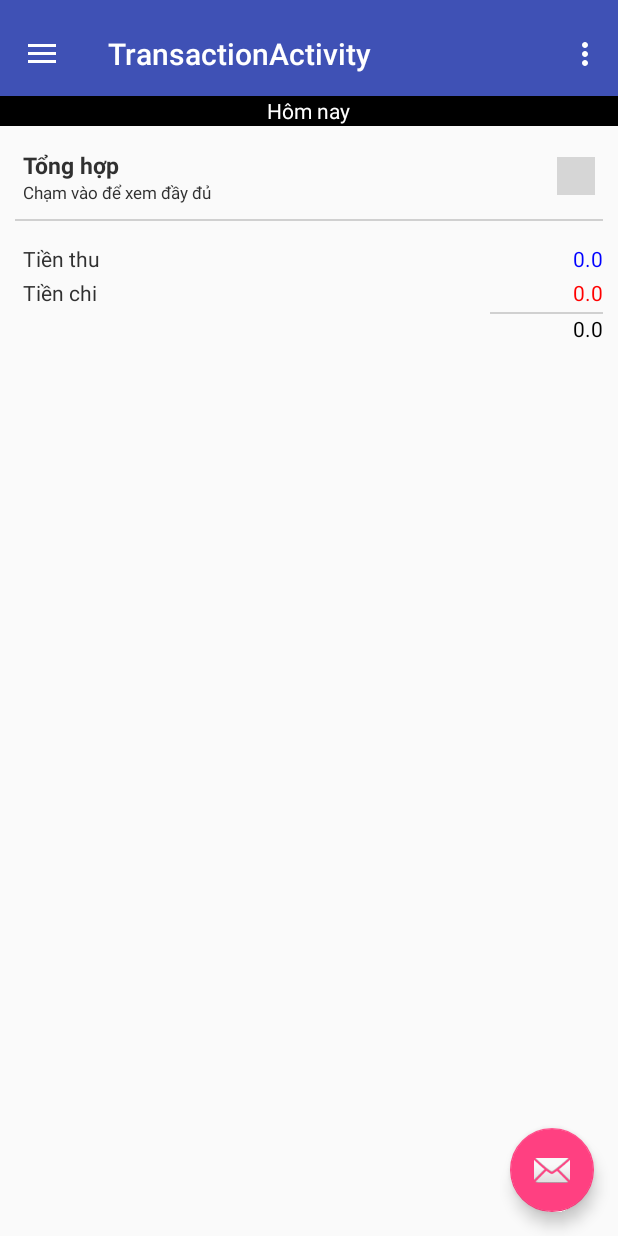
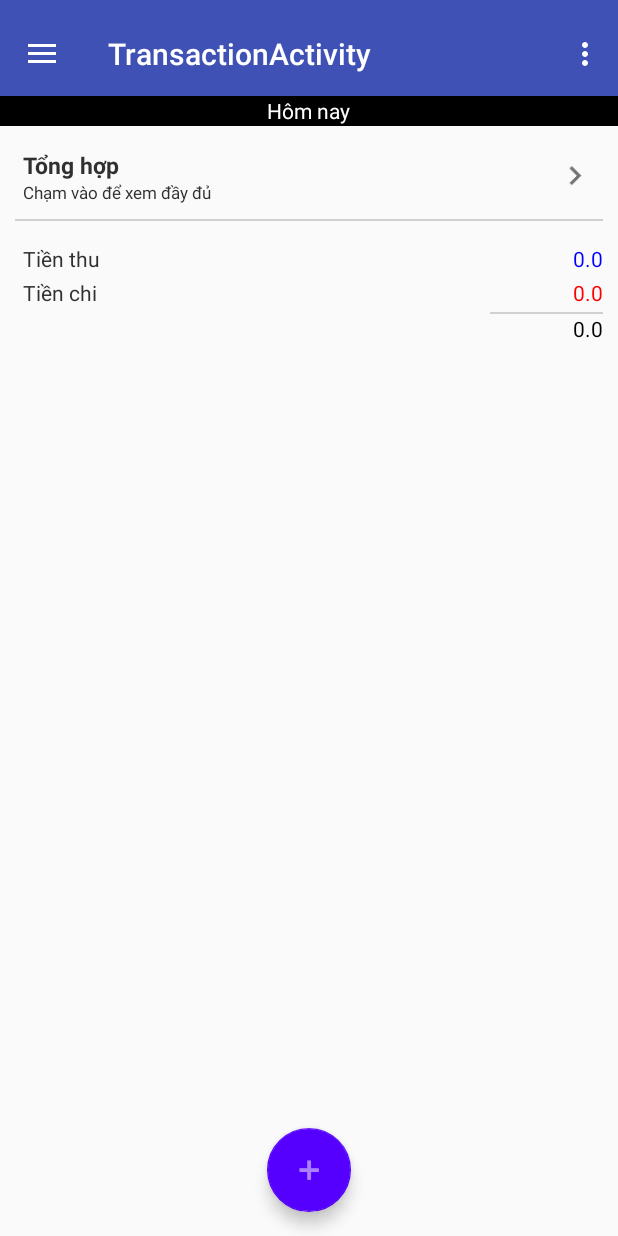
Before and after one commit to alanddev/manWal, an Android app: the screen it shows after launch (TransactionActivity), on a phone screen of 412 x 824 dp. Run offline under Robolectric (Android 15) with nearby library versions, the phone set to English and light mode, and no system bars; grey boxes are pictures that could not be loaded.

Commit message:
change all UI

```diff
--- a/app/src/main/java/com/alanddev/manwal/adapter/TransactionAdapter.java
+++ b/app/src/main/java/com/alanddev/manwal/adapter/TransactionAdapter.java
@@ -3,11 +3,9 @@ package com.alanddev.manwal.adapter;
 import java.util.Calendar;
 import java.util.Date;
 import java.util.List;
-import java.util.Locale;
 
 import com.alanddev.manwal.R;
 import com.alanddev.manwal.model.TransactionDay;
-import com.alanddev.manwal.model.Transactions;
 import com.alanddev.manwal.model.TransactionDetail;
 import com.alanddev.manwal.util.Constant;
 import com.alanddev.manwal.util.Utils;
@@ -15,8 +13,6 @@ import com.foound.widget.AmazingAdapter;
 
 
 import android.content.Context;
-import android.media.Image;
-import android.util.Log;
 import android.view.LayoutInflater;
 import android.view.View;
 import android.view.ViewGroup;
@@ -93,7 +89,7 @@ public class TransactionAdapter extends AmazingAdapter {
 	public View getAmazingView(int position, View convertView, ViewGroup parent) {
 		View res = convertView;
 		if (res == null){
-			res = inflate.inflate(R.layout.list_transaction, null);
+			res = inflate.inflate(R.layout.item_list_transaction, null);
 		}
 
 		TextView txttype = (TextView) res.findViewById(R.id.txttitle);
--- a/app/src/main/res/layout/fragment_category.xml
+++ b/app/src/main/res/layout/fragment_category.xml
@@ -12,9 +12,9 @@
         android:layout_width="match_parent"
         android:layout_height="wrap_content"
         android:id="@+id/lstcategory"
-        android:divider="#FFFFFF"
+        android:divider="@color/colorWhite"
         android:dividerHeight="5dp"
-        android:background="#FFFFFF">
+        android:background="@color/colorWhite">
     </ListView>
 
 
--- a/app/src/main/res/layout/list_transaction.xml
+++ b/app/src/main/res/layout/item_list_transaction.xml
@@ -49,8 +49,7 @@
             android:layout_alignParentRight="true"
             android:layout_centerVertical="true"
             android:layout_marginRight="15dp"
-            android:textSize="15sp"
-            android:textStyle="bold" />
+            android:textSize="14sp" />
     </RelativeLayout>
 
 </LinearLayout>
--- a/app/src/main/res/layout/trans_fragment_tabbed.xml
+++ b/app/src/main/res/layout/trans_fragment_tabbed.xml
@@ -14,8 +14,7 @@
                 android:id="@+id/txtheadtitle"
                 android:layout_width="wrap_content"
                 android:layout_height="wrap_content"
-                android:textColor="#FFFFFF"
-                android:text="Today"
+                android:textColor="@color/colorWhite"
                 android:layout_centerHorizontal="true"
                 android:layout_centerVertical="true">
             </TextView>
@@ -24,7 +23,7 @@
             android:id="@+id/lsttransaction"
             android:layout_width="match_parent"
             android:layout_height="wrap_content"
-            android:divider="#FFFFFF" >
+            android:divider="@color/colorWhite" >
         </com.foound.widget.AmazingListView>
 
     </LinearLayout>
--- a/app/src/main/res/layout/trans_tabbed.xml
+++ b/app/src/main/res/layout/trans_tabbed.xml
@@ -1,32 +1,45 @@
 <?xml version="1.0" encoding="utf-8"?>
-<android.support.design.widget.CoordinatorLayout
-    xmlns:android="http://schemas.android.com/apk/res/android"
+<android.support.design.widget.CoordinatorLayout xmlns:android="http://schemas.android.com/apk/res/android"
+    xmlns:app="http://schemas.android.com/apk/res-auto"
     xmlns:tools="http://schemas.android.com/tools"
-    xmlns:app="http://schemas.android.com/apk/res-auto" android:id="@+id/main_content"
-    android:layout_width="match_parent" android:layout_height="match_parent"
-    android:fitsSystemWindows="true" tools:context="com.example.anld.test.TabbedActivity">
+    android:id="@+id/main_content"
+    android:layout_width="match_parent"
+    android:layout_height="match_parent"
+    android:fitsSystemWindows="true"
+    tools:context="com.example.anld.test.TabbedActivity">
 
-    <android.support.design.widget.AppBarLayout android:id="@+id/appbar"
-        android:layout_width="match_parent" android:layout_height="wrap_content"
+    <android.support.design.widget.AppBarLayout
+        android:id="@+id/appbar"
+        android:layout_width="match_parent"
+        android:layout_height="wrap_content"
         android:paddingTop="@dimen/appbar_padding_top"
         android:theme="@style/AppTheme.AppBarOverlay">
 
-        <android.support.v7.widget.Toolbar android:id="@+id/toolbar"
-            android:layout_width="match_parent" android:layout_height="?attr/actionBarSize"
-            android:background="?attr/colorPrimary" app:popupTheme="@style/AppTheme.PopupOverlay"
-            app:layout_scrollFlags="scroll|enterAlways">
+        <android.support.v7.widget.Toolbar
+            android:id="@+id/toolbar"
+            android:layout_width="match_parent"
+            android:layout_height="?attr/actionBarSize"
+            android:background="?attr/colorPrimary"
+            app:layout_scrollFlags="scroll|enterAlways"
+            app:popupTheme="@style/AppTheme.PopupOverlay">
 
         </android.support.v7.widget.Toolbar>
 
     </android.support.design.widget.AppBarLayout>
 
-    <android.support.v4.view.ViewPager android:id="@+id/container"
-        android:layout_width="match_parent" android:layout_height="match_parent"
+    <android.support.v4.view.ViewPager
+        android:id="@+id/container"
+        android:layout_width="match_parent"
+        android:layout_height="match_parent"
         app:layout_behavior="@string/appbar_scrolling_view_behavior" />
 
-    <android.support.design.widget.FloatingActionButton android:id="@+id/fab"
-        android:layout_width="wrap_content" android:layout_height="wrap_content"
-        android:layout_gravity="end|bottom" android:layout_margin="@dimen/fab_margin"
-        android:src="@android:drawable/ic_dialog_email" />
+    <android.support.design.widget.FloatingActionButton
+        android:id="@+id/fab"
+        android:layout_width="wrap_content"
+        android:layout_height="wrap_content"
+        android:layout_gravity="center|bottom"
+        android:layout_margin="@dimen/fab_margin"
+        app:backgroundTint="@color/colorfab"
+        android:src="@mipmap/img_add" />
 
 </android.support.design.widget.CoordinatorLayout>
--- a/app/src/main/res/values/colors.xml
+++ b/app/src/main/res/values/colors.xml
@@ -10,4 +10,6 @@
     <color name="colorBlack">#000000</color>
     <color name="colorDivider">#D0D0D0</color>
     <color name="colorTextColor">#303030</color>
+    <color name="colorWhite">#FFFFFF</color>
+    <color name="colorfab">#5500FF</color>
 </resources>
--- a/app/src/main/res/values/strings.xml
+++ b/app/src/main/res/values/strings.xml
@@ -99,4 +99,5 @@
 
 
 
+
 </resources>
```
Also changed, not shown: app/src/main/res/mipmap-xxhdpi/calendar.png (added), app/src/main/res/mipmap-xxhdpi/ic_arrow_right.png (added), app/src/main/res/mipmap-xxhdpi/img_add.png (added), app/src/main/res/mipmap-xxhdpi/notes.png (added), app/src/main/res/mipmap-xxhdpi/transaction.png (added).
